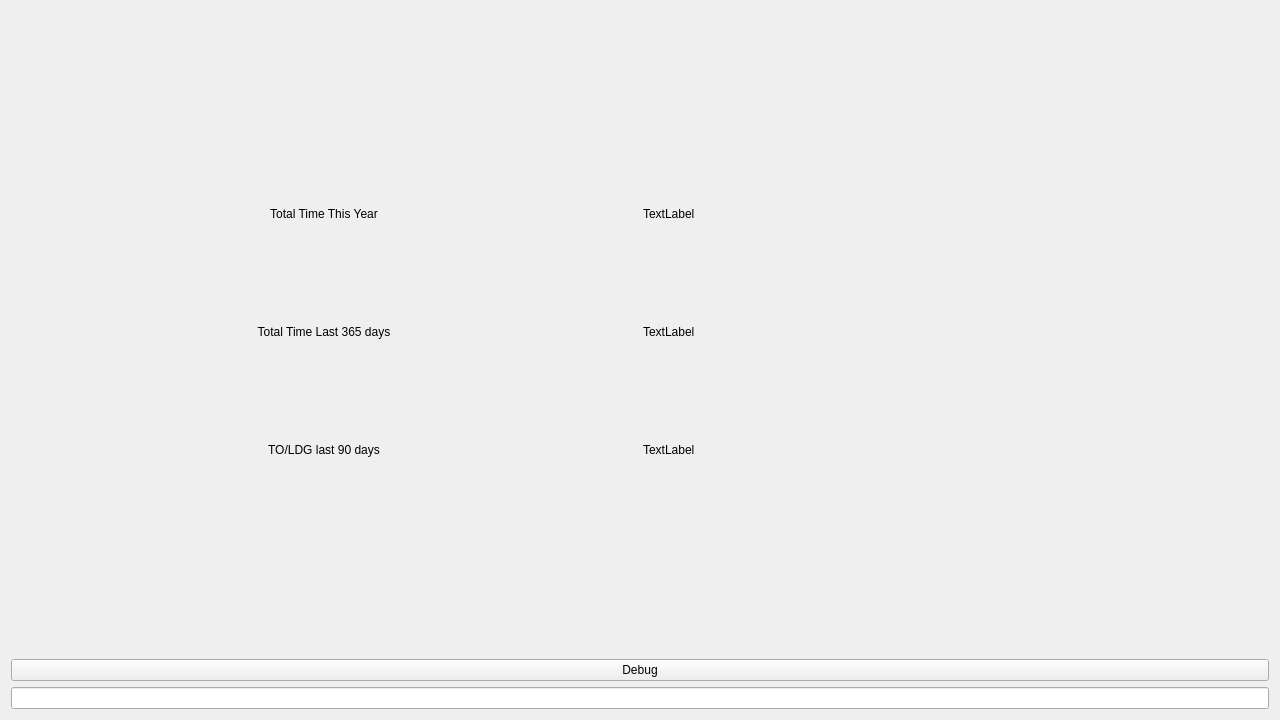
Old version of the form src/gui/widgets/homewidget.ui in the repository fiffty-50/openPilotLog.
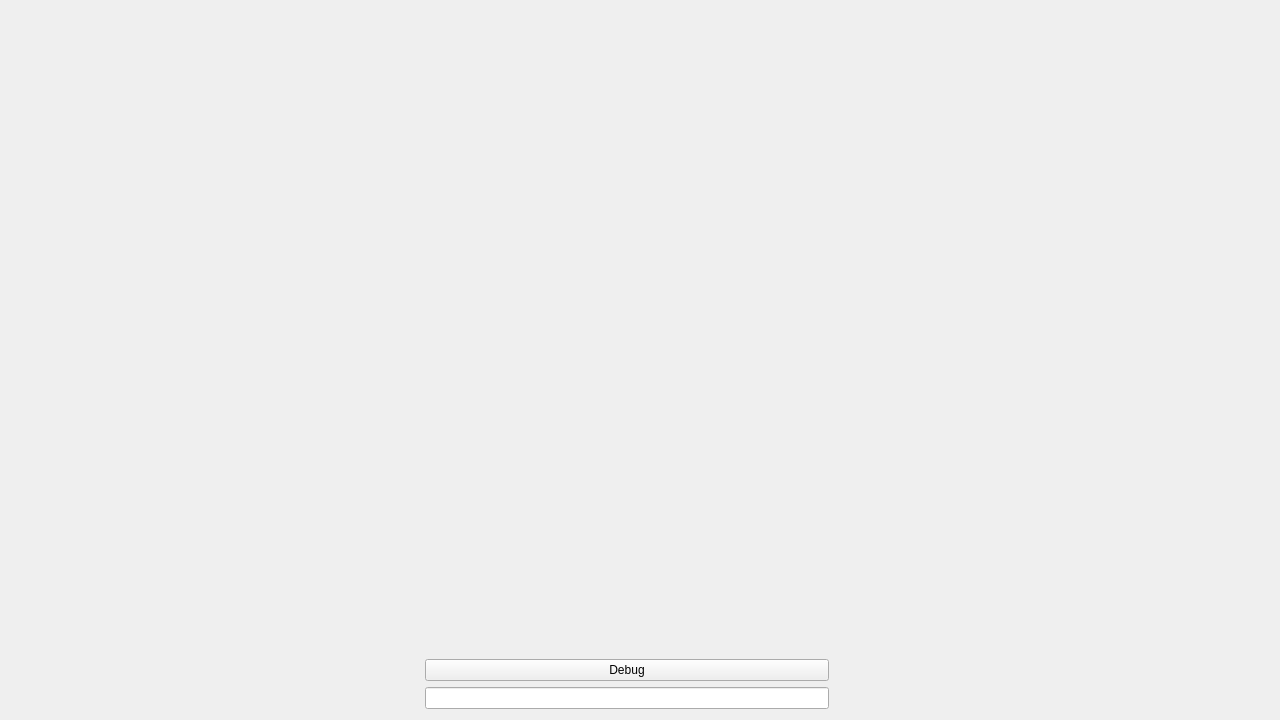
New version of the form.

What changed in the file:
```diff
--- a/src/gui/widgets/homewidget.ui
+++ b/src/gui/widgets/homewidget.ui
@@ -14,75 +14,75 @@
    <string>Form</string>
   </property>
   <layout class="QGridLayout" name="gridLayout">
-   <item row="0" column="0">
-    <layout class="QGridLayout" name="gridLayout_2">
-     <item row="0" column="0">
-      <widget class="QLabel" name="totalTimeThisYearLabel">
-       <property name="text">
-        <string>Total Time This Year</string>
-       </property>
-       <property name="alignment">
-        <set>Qt::AlignBottom|Qt::AlignHCenter</set>
-       </property>
-      </widget>
-     </item>
-     <item row="0" column="1">
-      <widget class="QLabel" name="totalTimeThisYearDisplay">
-       <property name="text">
-        <string>TextLabel</string>
-       </property>
-       <property name="alignment">
-        <set>Qt::AlignBottom|Qt::AlignLeading|Qt::AlignLeft</set>
-       </property>
-      </widget>
-     </item>
+   <item row="0" column="2">
+    <spacer name="verticalSpacer">
+     <property name="orientation">
+      <enum>Qt::Vertical</enum>
+     </property>
+     <property name="sizeHint" stdset="0">
+      <size>
+       <width>20</width>
+       <height>205</height>
+      </size>
+     </property>
+    </spacer>
+   </item>
      <item row="1" column="0">
-      <widget class="QLabel" name="totalTime365DaysLabel">
-       <property name="text">
-        <string>Total Time Last 365 days</string>
-       </property>
-       <property name="alignment">
-        <set>Qt::AlignCenter</set>
-       </property>
-      </widget>
-     </item>
-     <item row="1" column="1">
-      <widget class="QLabel" name="totalTime365DaysDisplay">
-       <property name="text">
-        <string>TextLabel</string>
-       </property>
-      </widget>
-     </item>
-     <item row="2" column="0">
-      <widget class="QLabel" name="ToLdgLabel">
-       <property name="text">
-        <string>TO/LDG last 90 days</string>
-       </property>
-       <property name="alignment">
-        <set>Qt::AlignHCenter|Qt::AlignTop</set>
-       </property>
-      </widget>
-     </item>
-     <item row="2" column="1">
-      <widget class="QLabel" name="ToLdgDisplay">
-       <property name="text">
-        <string>TextLabel</string>
-       </property>
-       <property name="alignment">
-        <set>Qt::AlignLeading|Qt::AlignLeft|Qt::AlignTop</set>
-       </property>
-      </widget>
-     </item>
-    </layout>
-   </item>
-   <item row="1" column="0">
+    <spacer name="horizontalSpacer">
+     <property name="orientation">
+      <enum>Qt::Horizontal</enum>
+     </property>
+     <property name="sizeHint" stdset="0">
+      <size>
+       <width>414</width>
+       <height>20</height>
+      </size>
+     </property>
+    </spacer>
+   </item>
+   <item row="1" column="1" colspan="2">
+    <widget class="QStackedWidget" name="stackedWidget">
+     <property name="currentIndex">
+      <number>1</number>
+     </property>
+     <widget class="QWidget" name="page"/>
+     <widget class="QWidget" name="page_2"/>
+    </widget>
+   </item>
+   <item row="1" column="3">
+    <spacer name="horizontalSpacer_2">
+     <property name="orientation">
+      <enum>Qt::Horizontal</enum>
+     </property>
+     <property name="sizeHint" stdset="0">
+      <size>
+       <width>414</width>
+       <height>20</height>
+      </size>
+     </property>
+    </spacer>
+   </item>
+   <item row="2" column="2">
+    <spacer name="verticalSpacer_2">
+     <property name="orientation">
+      <enum>Qt::Vertical</enum>
+     </property>
+     <property name="sizeHint" stdset="0">
+      <size>
+       <width>20</width>
+       <height>205</height>
+      </size>
+     </property>
+    </spacer>
+   </item>
+   <item row="3" column="1">
     <widget class="QPushButton" name="pushButton">
      <property name="text">
       <string>Debug</string>
      </property>
     </widget>
    </item>
-   <item row="2" column="0">
+   <item row="4" column="1">
     <widget class="QLineEdit" name="lineEdit"/>
    </item>
   </layout>
```
Lines whose indentation alone changed are shown as unchanged.
